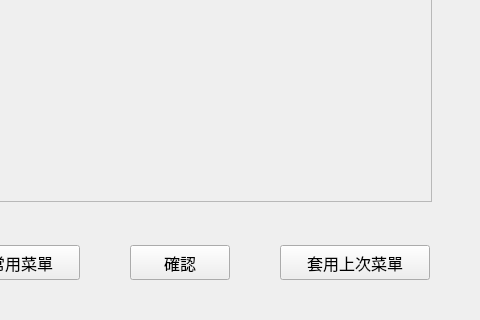
This is AccountSystem/ui/setPage.ui in bryannnnn-h/account_system as Qt 5 draws it before an edit; both pictures show x 120 to 600 and y 480 to 800 of the 600 by 800 pixel window. The edited form follows.
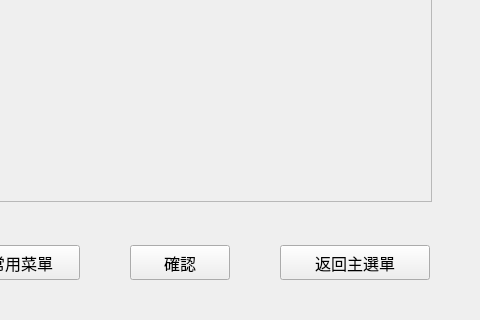
This is the edited form.

```diff
--- a/AccountSystem/ui/setPage.ui
+++ b/AccountSystem/ui/setPage.ui
@@ -205,7 +205,7 @@
     </font>
    </property>
    <property name="text">
-    <string>套用上次菜單</string>
+    <string>返回主選單</string>
    </property>
   </widget>
   <widget class="QPushButton" name="fav_confirm_Button">
```
Left out of the diff: 2 changed lines with no effect on the pictures.
